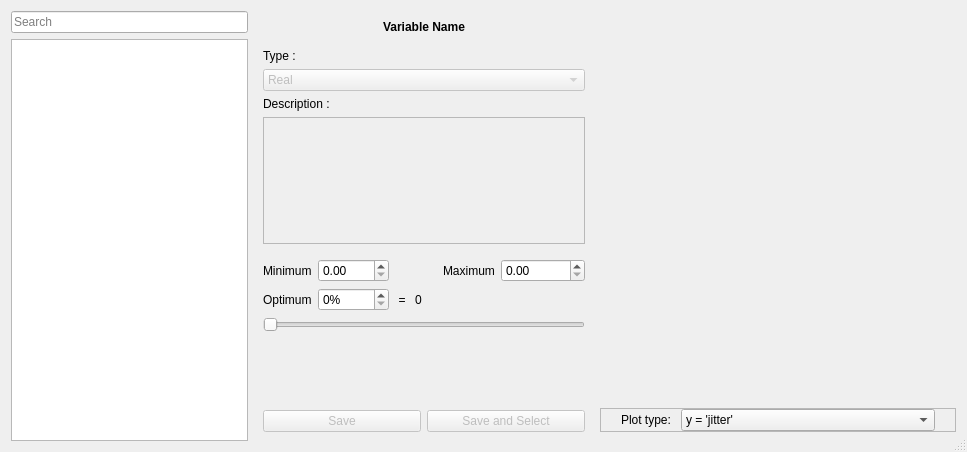
Above: braviz/interaction/qt_guis/outcome_select_multi_plot.ui from diego0020/braviz-app before the change. Below: the same form after it.
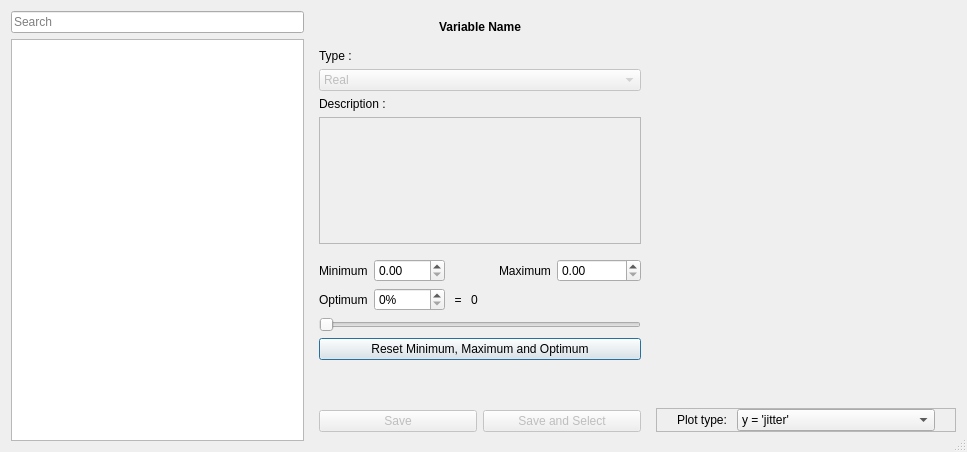
That is the form after the change. The open tabs and pages were chosen to show the change.

Commit message:
Interface improvements to variable select dialogs Added a button to reset problematic min-max values for real variables
Better number formatting for scalars in subject overview

Diff of the .ui file:
```diff
--- a/braviz/interaction/qt_guis/outcome_select_multi_plot.ui
+++ b/braviz/interaction/qt_guis/outcome_select_multi_plot.ui
@@ -25,7 +25,7 @@
   <property name="modal">
    <bool>true</bool>
   </property>
-  <layout class="QHBoxLayout" name="horizontalLayout" stretch="2,1,3">
+  <layout class="QHBoxLayout" name="horizontalLayout" stretch="3,1,3">
    <item>
     <widget class="QFrame" name="frame_3">
      <property name="frameShape">
@@ -172,7 +172,7 @@
          <item>
           <widget class="QStackedWidget" name="details_frame">
            <property name="currentIndex">
-            <number>0</number>
+            <number>1</number>
            </property>
            <widget class="QWidget" name="nominal_page">
             <layout class="QHBoxLayout" name="horizontalLayout_3">
@@ -317,7 +317,7 @@
                </property>
               </widget>
              </item>
-             <item row="3" column="0">
+             <item row="4" column="0">
               <spacer name="verticalSpacer_2">
                <property name="orientation">
                 <enum>Qt::Vertical</enum>
@@ -330,6 +330,13 @@
                </property>
               </spacer>
              </item>
+             <item row="3" column="0" colspan="6">
+              <widget class="QPushButton" name="reset_real_meta">
+               <property name="text">
+                <string>Reset Minimum, Maximum and Optimum</string>
+               </property>
+              </widget>
+             </item>
             </layout>
            </widget>
           </widget>
```
The commit also changes 11 other files.
